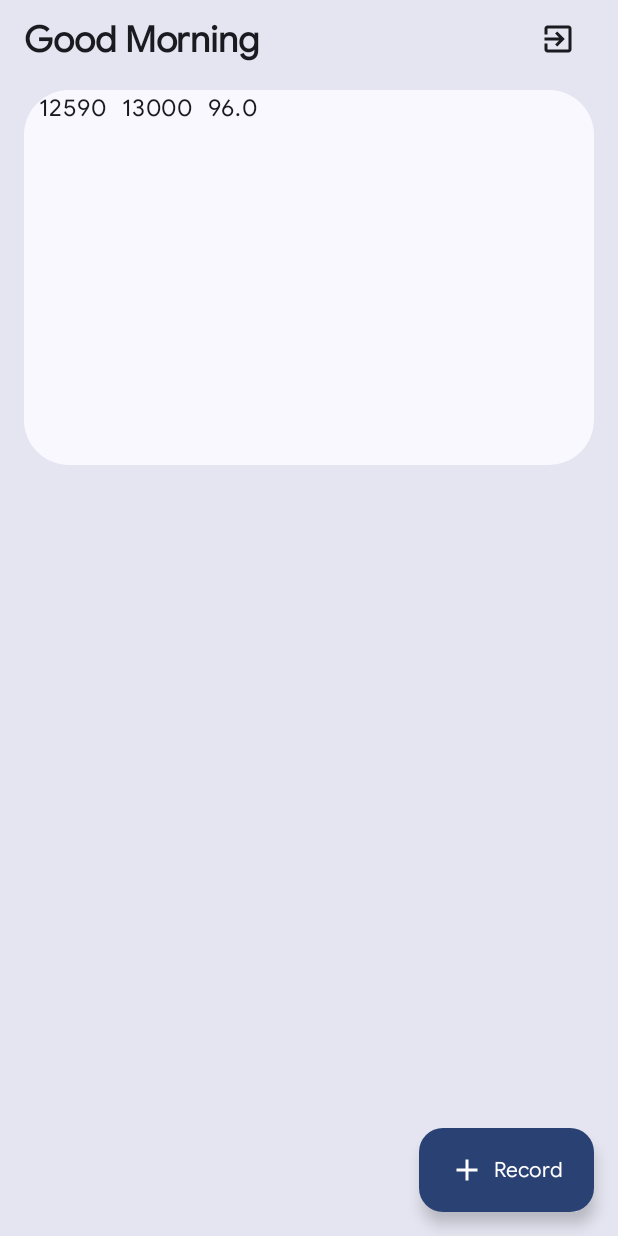
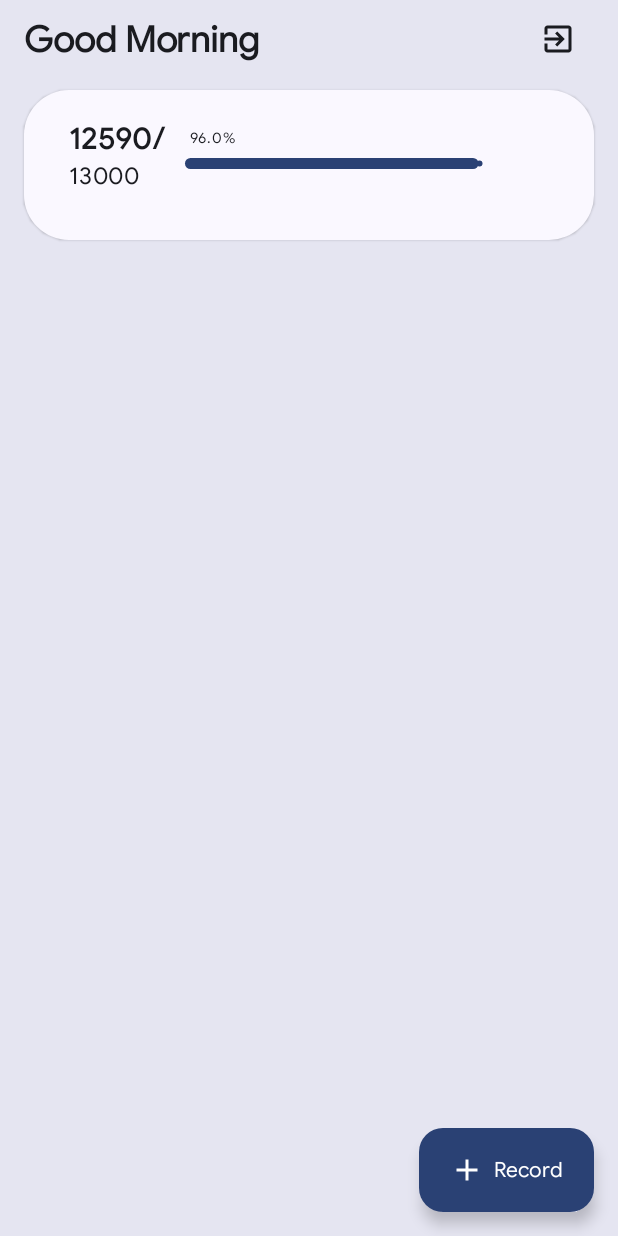
Before and after one commit to TonyGnk/greenify-me, an Android app built with Jetpack Compose: the composable UserHome shown on its own in the app's theme, on a phone screen of 412 x 824 dp. Run offline under Robolectric (Android 15) with nearby library versions, the phone set to English and light mode, and no system bars.

Commit message:
Added progress bar without animation to citizen points

```diff
--- a/app/src/main/java/com/example/greenifyme/ui/user/home/citizen_points/CitizenPoints.kt
+++ b/app/src/main/java/com/example/greenifyme/ui/user/home/citizen_points/CitizenPoints.kt
@@ -1,14 +1,20 @@
 package com.example.greenifyme.ui.user.home.citizen_points
 
 import androidx.compose.foundation.layout.Arrangement
+import androidx.compose.foundation.layout.Column
 import androidx.compose.foundation.layout.Row
+import androidx.compose.foundation.layout.height
 import androidx.compose.foundation.layout.padding
+import androidx.compose.foundation.layout.width
+import androidx.compose.material3.LinearProgressIndicator
 import androidx.compose.material3.Text
 import androidx.compose.runtime.Composable
 import androidx.compose.ui.Modifier
 import androidx.compose.ui.res.dimensionResource
+import androidx.compose.ui.text.font.FontWeight
 import androidx.compose.ui.tooling.preview.Preview
 import androidx.compose.ui.unit.dp
+import androidx.compose.ui.unit.sp
 import com.example.greenifyme.R
 import com.example.greenifyme.compose_utilities.theme.ComposeTheme
 import com.example.greenifyme.ui.admin.home.shared.DefaultCard
@@ -20,21 +26,51 @@ fun CitizenPoints(
 ) {
     DefaultCard(
         horizontalPadding = dimensionResource(id = R.dimen.horizontalScreenPadding),
-        height = 250.dp
+        height = 100.dp
     ) {
+
+        Column(
+            modifier = Modifier.padding(20.dp)
+
+        )
+        {
+
             Row(
-            horizontalArrangement = Arrangement.spacedBy(10.dp),
-            modifier = Modifier.padding(horizontal = 10.dp)
+                horizontalArrangement = Arrangement.SpaceBetween,
+                modifier = Modifier.padding(horizontal = 10.dp),
             ) {
                 Text(
-                text = state.points.toString(),
+                    text = state.points.toString() + "/",
+                    fontWeight = FontWeight.Bold,
+                    fontSize = 20.sp,
                 )
+                Text(
+                    text = state.percent.toString() + "%",
+                    fontSize = 10.sp,
+                    modifier = Modifier.padding(horizontal = 15.dp)
+
+                )
+
+
+
+            }
+                Row(
+                    horizontalArrangement = Arrangement.spacedBy(30.dp),
+                    modifier = Modifier.padding(horizontal = 10.dp),
+                ) {
                     Text(
                         text = state.targetPoints.toString(),
                     )
-            Text(
-                text = state.percent.toString(),
+                    LinearProgressIndicator(
+                        modifier = Modifier.width(200.dp).height(7.dp),
+                        progress = {
+                            state.percent/100
+                        },
+
                     )
+                }
+
+
             }
         }
 
```
Lines whose indentation alone changed are shown as unchanged.
